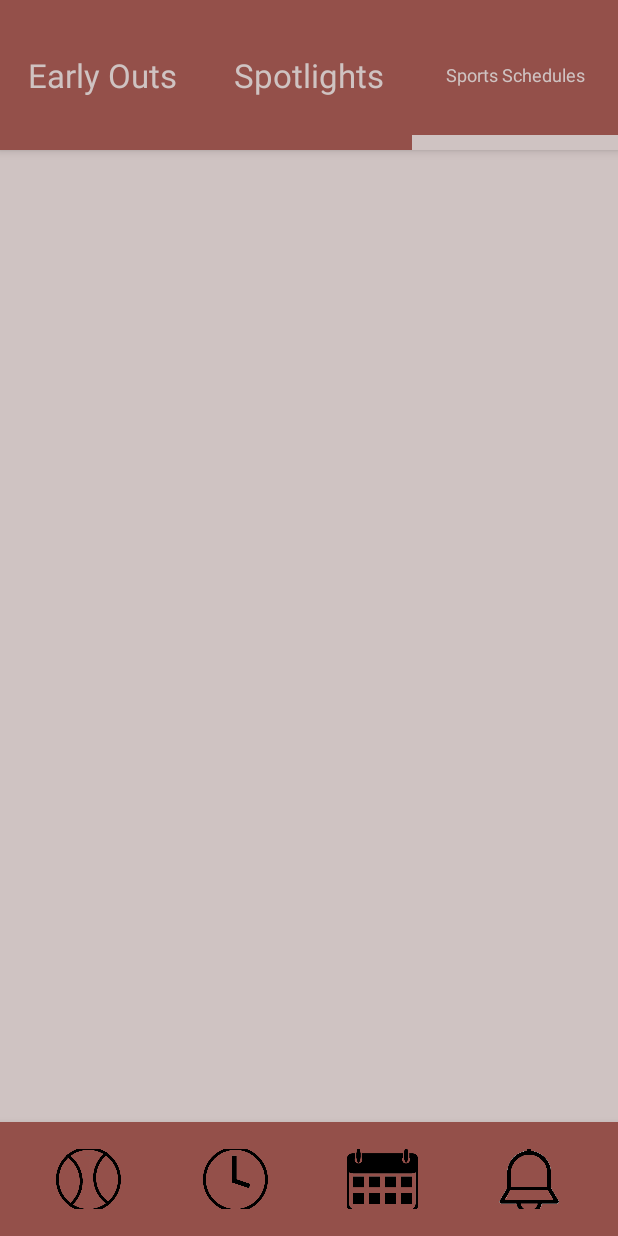
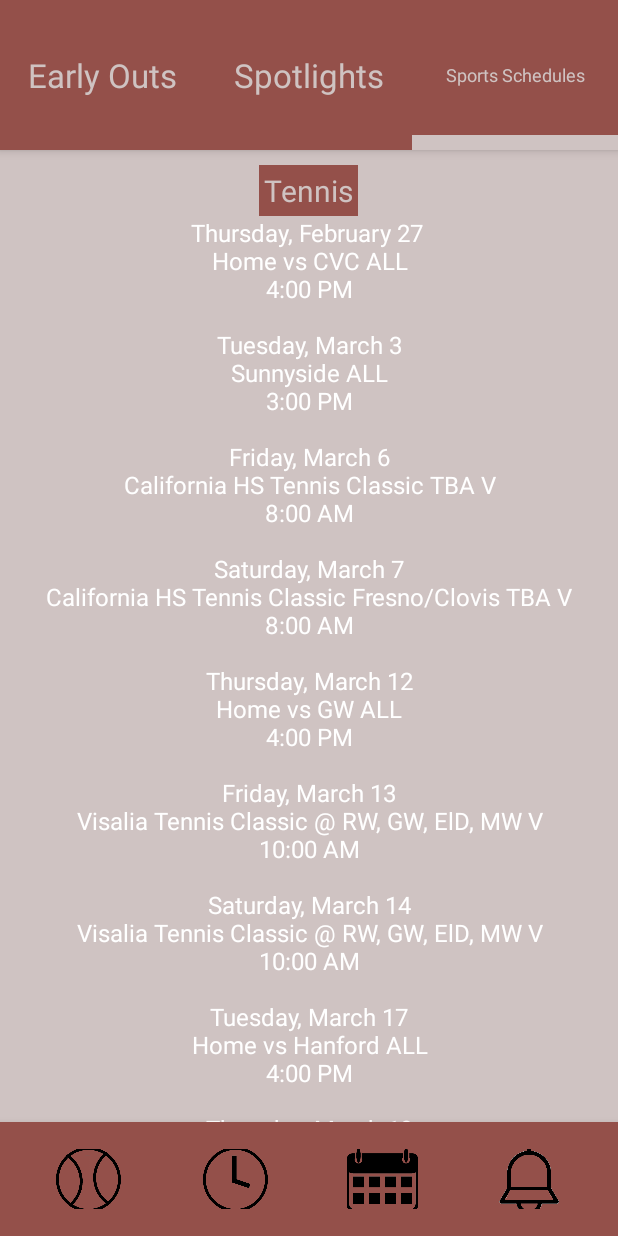
Before and after one commit to Peyton600/INFORMED, an Android app: the screen it shows after launch (MainActivity), tab 3 chosen, on a phone screen of 412 x 824 dp. Run offline under Robolectric (Android 15) with nearby library versions, the phone set to English and light mode, and no system bars; our stand-ins replace navigation-ui.

Commit message:
Tennis Schedule Added

```diff
--- a/app/src/main/res/layout/fragment_s_schedule.xml
+++ b/app/src/main/res/layout/fragment_s_schedule.xml
@@ -1,6 +1,44 @@
 <?xml version="1.0" encoding="utf-8"?>
 <RelativeLayout xmlns:android="http://schemas.android.com/apk/res/android"
+    xmlns:app="http://schemas.android.com/apk/res-auto"
     xmlns:tools="http://schemas.android.com/tools"
     android:layout_width="match_parent"
     android:layout_height="match_parent"
-    tools:context=".ui.SScheduleFragment"/>
+    tools:context=".ui.SScheduleFragment">
+
+    <ScrollView
+        android:layout_width="match_parent"
+        android:layout_height="match_parent">
+
+        <LinearLayout
+            android:layout_width="match_parent"
+            android:layout_height="wrap_content"
+            android:orientation="vertical" >
+
+            <TextView
+                android:id="@+id/textView8"
+                android:layout_width="wrap_content"
+                android:layout_height="wrap_content"
+                android:layout_gravity="center_horizontal"
+                android:layout_marginTop="10dp"
+                android:background="#94504a"
+                android:padding="3dp"
+                android:paddingTop="2dp"
+                android:paddingBottom="2dp"
+                android:text="Tennis"
+                android:textAlignment="center"
+                android:textColor="#cfc3c2"
+                android:textSize="20dp" />
+
+            <TextView
+                android:id="@+id/textView9"
+                android:layout_width="match_parent"
+                android:layout_height="wrap_content"
+                android:text="@string/s_tennis"
+                android:textAlignment="center"
+                android:textColor="#ffffff"
+                android:textSize="16dp" />
+        </LinearLayout>
+    </ScrollView>
+
+</RelativeLayout>
--- a/app/src/main/res/values/strings.xml
+++ b/app/src/main/res/values/strings.xml
@@ -2,13 +2,97 @@
     <string name="app_name">Informed</string>
     <string name="title_events">Events</string>
     <string name="title_sports">Sports</string>
+    <string name="s_tennis">Thursday, February 27 \n
+Home vs CVC ALL \n
+4:00 PM \n  \n
+Tuesday, March 3  \n
+Sunnyside ALL \n
+3:00 PM \n \n
+Friday, March 6 \n
+California HS Tennis Classic TBA V \n
+8:00 AM \n \n
+Saturday, March 7 \n
+California HS Tennis Classic Fresno/Clovis TBA V \n
+8:00 AM \n \n
+Thursday, March 12 \n
+Home vs GW ALL \n
+4:00 PM \n \n
+Friday, March 13 \n
+Visalia Tennis Classic @ RW, GW, ElD, MW V \n
+10:00 AM \n \n
+Saturday, March 14 \n
+Visalia Tennis Classic @ RW, GW, ElD, MW V \n
+10:00 AM \n \n
+Tuesday, March 17 \n
+Home vs Hanford ALL \n
+4:00 PM \n \n
+Thursday, March 19 \n
+El Diamante ALL \n
+4:00 PM \n \n
+Tuesday, March 24 \n
+Home vs Lemoore ALL \n
+4:00 PM \n \n
+Thursday, March 26 \n
+Redwood ALL \n
+4:00 PM \n \n
+Saturday, March 28 \n
+Reedley JV Tournament @ Reedley TBA JV \n
+8:00 AM \n \n
+Tuesday, March 31 \n
+Golden West ALL \n
+4:00 PM \n \n
+Thursday, April 2 \n
+Hanford ALL \n
+4:00 PM \n \n
+Tuesday, April 14 \n
+Home vs El Diamante ALL \n
+4:00 PM \n \n
+Thursday, April 16 \n
+Lemoore ALL \n
+4:00 PM \n \n
+Monday, April 20 \n
+Home vs Redwood ALL \n
+4:00 PM \n \n
+Wednesday, April 22 \n
+WYL- El Diamante Host V \n
+10:00 AM \n \n
+Tuesday, April 28 \n
+Playoffs Team TBA V \n
+4:00 PM \n \n
+Thursday, April 30 \n
+Playoffs Team TBA V \n
+4:00 PM \n \n
+Wednesday, May 6 \n
+Playoffs Team TBA V \n
+4:00 PM \n \n
+Friday, May 8 \n
+Area Championships TBA V TBA \n
+8:00 AM \n \n
+Saturday, May 9 \n
+Area Championships TBA V TBA \n
+8:00 AM \n \n
+Tuesday, May 12 \n
+Playoffs Team TBA V \n
+4:00 PM \n \n
+Friday, May 15 \n
+Valley Playoffs- Individual TBA V TBA \n
+8:00 AM \n \n
+Saturday, May 16 \n
+Valley Playoffs- Individual TBA V TBA \n
+8:00 AM</string>
+    <string name="s_softball">Schedule</string>
+    <string name="s_baseball">Schedule</string>
+    <string name="s_track">Schedule</string>
+    <string name="s_swim">Schedule</string>
+    <string name="s_golf">Schedule</string>
     <string name="title_schedule">Schedule</string>
+
     <string name="title_alerts">Alerts</string>
     <string name="title_spotlight">Spotlight</string>
     <string name="title_earlyOut">Early Outs</string>
-    <string name="softball">Congratulations to the Varsity softball team for improving to 2-0 on the season with a 11-1 victory over Farmersville. McKenzee Huff pitched a 1 hitter with 10 strikeouts.  Offensively, the team had 10 hits and was led by Brooke Riggins 2-3, 3 runs, 2 RBIs, and Kellsi Medeiros 2-2, 2 Runs, 2 RBIs.  The Lady Pioneers travel to San Joaquin Memorial tomorrow and look to stay undefeated on the season.</string>
-<string name="tennis">Congratulations to the varsity boys tennis team who opened the season with a 7-2 win over Exeter.  Winning singles matches were Josue Jara, Ryan Majarian, Isaiah Benitez, and Melvin Macagba. Winning doubles matches were the teams of Hector Villalobos and Jara, Peyton Ray and Majarian, and Andrew Sa and Macagba.  Also, congratulations to the JV team for their 4-1 victory over Exeter.  Next up for the Pioneers is Dinuba today in Dinuba.</string>
-<string name="swim">Congratulations to the Mt. Whitney Boys and Girls swim teams for their victories over Dinuba on Tuesday.  The girls team won all three of their team relays.  Layla Flores and Kloe Schultz led the girls with two 1st Place individual finishes.  Dominique Cho, Evee Schultz, Stephanie Massey and Ellie Applegate each had a 1st Place individual finish.   The boys team won two team relays and were led by Andrew Rozum and Connor Bruton who each had two 1st Place individual finishes.  Travis Applegate, Jacob Canaday and Johnny Northcutt each had a 1st Place individual finish.</string>
+    <string name="softball">Congratulations to the Varsity softball team for improving to 2-0 on the season with a 11-1 victory over Farmersville. McKenzee Huff pitched a 1 hitter with 10 strikeouts.  Offensively,  the team had 10 hits and was led by Brooke Riggins 2-3,  3 runs,  2 RBIs,  and Kellsi Medeiros 2-2,  2 Runs,  2 RBIs.  The Lady Pioneers travel to San Joaquin Memorial tomorrow and look to stay undefeated on the season.</string>
+<string name="tennis">Congratulations to the varsity boys tennis team who opened the season with a 7-2 win over Exeter.  Winning singles matches were Josue Jara,  Ryan Majarian,  Isaiah Benitez,  and Melvin Macagba. Winning doubles matches were the teams of Hector Villalobos and Jara,  Peyton Ray and Majarian,  and Andrew Sa and Macagba.  Also,  congratulations to the JV team for their 4-1 victory over Exeter.  Next up for the Pioneers is Dinuba today in Dinuba.</string>
+<string name="swim">Congratulations to the Mt. Whitney Boys and Girls swim teams for their victories over Dinuba on Tuesday.  The girls team won all three of their team relays.  Layla Flores and Kloe Schultz led the girls with two 1st Place individual finishes.  Dominique Cho,  Evee Schultz,  Stephanie Massey and Ellie Applegate each had a 1st Place individual finish.   The boys team won two team relays and were led by Andrew Rozum and Connor Bruton who each had two 1st Place individual finishes.  Travis Applegate,  Jacob Canaday and Johnny Northcutt each had a 1st Place individual finish.</string>
     <!-- TODO: Remove or change this placeholder text -->
     <string name="hello_blank_fragment">Hello blank fragment</string>
 
```
Also changed, not shown: app/src/main/res/layout/fragment_spot_light.xml (+50 -1 lines).
